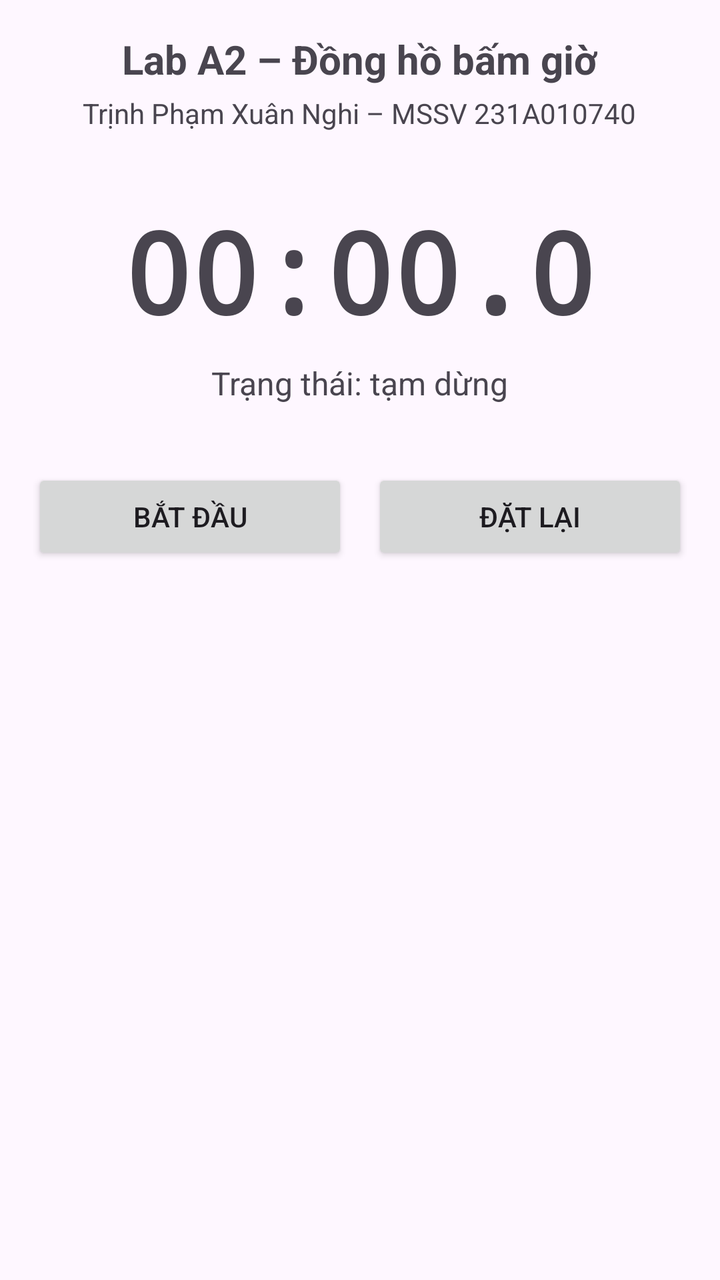
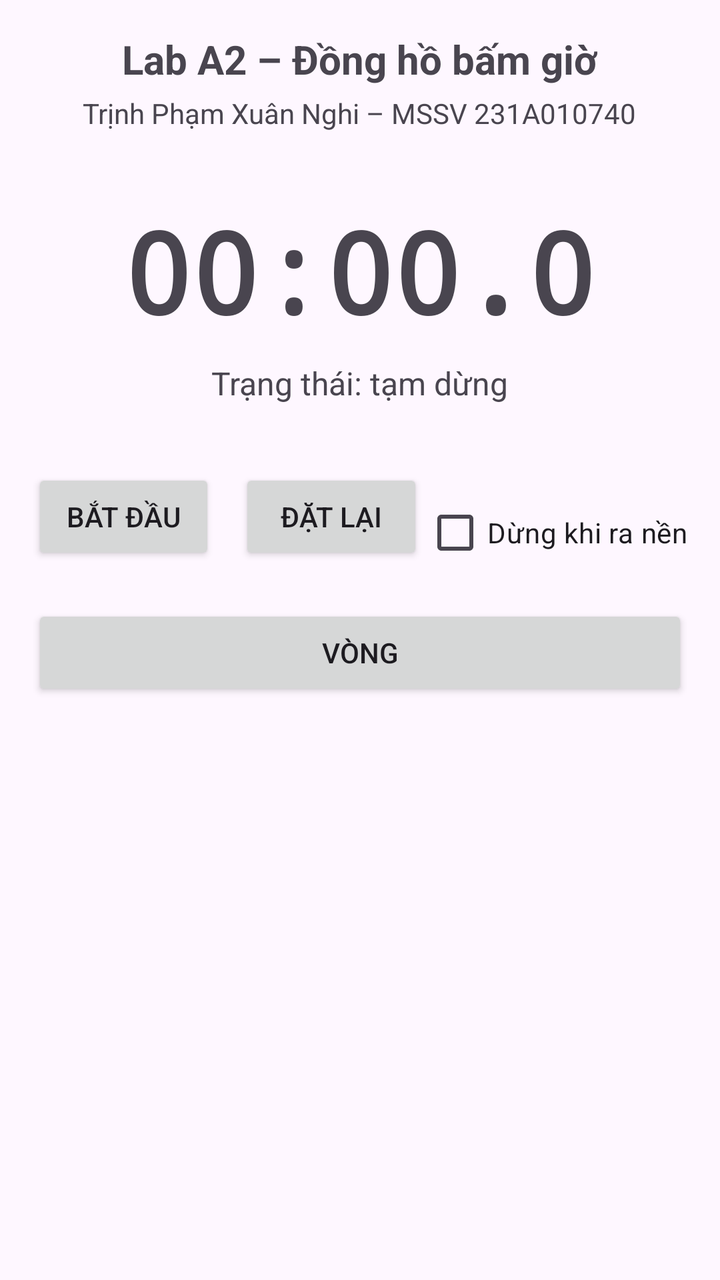

Screens rendered from an Android XML layout before and after an edit, with the pre-edit source and the edit as a unified diff.
<!-- AndroidManifest.xml: application theme Theme.A2_231a010740 -->
<!-- res/layout/activity_main.xml -->
<?xml version="1.0" encoding="utf-8"?>
<LinearLayout xmlns:android="http://schemas.android.com/apk/res/android"
    android:id="@+id/main"
    android:layout_width="match_parent"
    android:layout_height="match_parent"
    android:gravity="center_horizontal"
    android:orientation="vertical"
    android:padding="16dp">

    <TextView
        android:layout_width="wrap_content"
        android:layout_height="wrap_content"
        android:text="@string/title"
        android:textSize="20sp"
        android:textStyle="bold" />

    <TextView
        android:layout_width="wrap_content"
        android:layout_height="wrap_content"
        android:layout_marginTop="4dp"
        android:text="@string/student" />

    <TextView
        android:id="@+id/tvTime"
        android:layout_width="wrap_content"
        android:layout_height="wrap_content"
        android:layout_marginTop="32dp"
        android:fontFamily="monospace"
        android:text="@string/zero_time"
        android:textSize="56sp"
        android:textStyle="bold" />

    <TextView
        android:id="@+id/tvStatus"
        android:layout_width="wrap_content"
        android:layout_height="wrap_content"
        android:layout_marginTop="8dp"
        android:text="@string/status_paused"
        android:textSize="16sp" />

    <LinearLayout
        android:layout_width="match_parent"
        android:layout_height="wrap_content"
        android:layout_marginTop="32dp"
        android:orientation="horizontal">

        <Button
            android:id="@+id/btnStartPause"
            android:layout_width="0dp"
            android:layout_height="wrap_content"
            android:layout_weight="1"
            android:text="@string/start" />

        <Button
            android:id="@+id/btnReset"
            android:layout_width="0dp"
            android:layout_height="wrap_content"
            android:layout_marginStart="12dp"
            android:layout_weight="1"
            android:text="@string/reset" />

    </LinearLayout>

    <TextView
        android:id="@+id/tvRecreate"
        android:layout_width="wrap_content"
        android:layout_height="wrap_content"
        android:layout_marginTop="24dp"
        android:textSize="14sp" />

</LinearLayout>
<!-- resources referenced by this layout -->
<resources>
  <string name="reset">Đặt lại</string>
  <string name="start">Bắt đầu</string>
  <string name="status_paused">Trạng thái: tạm dừng</string>
  <string name="student">Trịnh Phạm Xuân Nghi – MSSV 231A010740</string>
  <string name="title">Lab A2 – Đồng hồ bấm giờ</string>
  <string name="zero_time">00:00.0</string>
  <style name="Theme.A2_231a010740" parent="Base.Theme.A2_231a010740" />
  <style name="Base.Theme.A2_231a010740" parent="Theme.Material3.DayNight.NoActionBar">
          
          
      </style>
</resources>

<!-- the commit's change to res/layout/activity_main.xml (unified diff, before → after) -->
@@ -1,71 +1,101 @@
 <?xml version="1.0" encoding="utf-8"?>
-<LinearLayout xmlns:android="http://schemas.android.com/apk/res/android"
-    android:id="@+id/main"
+<ScrollView xmlns:android="http://schemas.android.com/apk/res/android"
     android:layout_width="match_parent"
     android:layout_height="match_parent"
-    android:gravity="center_horizontal"
-    android:orientation="vertical"
-    android:padding="16dp">
-
-    <TextView
-        android:layout_width="wrap_content"
-        android:layout_height="wrap_content"
-        android:text="@string/title"
-        android:textSize="20sp"
-        android:textStyle="bold" />
-
-    <TextView
-        android:layout_width="wrap_content"
-        android:layout_height="wrap_content"
-        android:layout_marginTop="4dp"
-        android:text="@string/student" />
-
-    <TextView
-        android:id="@+id/tvTime"
-        android:layout_width="wrap_content"
-        android:layout_height="wrap_content"
-        android:layout_marginTop="32dp"
-        android:fontFamily="monospace"
-        android:text="@string/zero_time"
-        android:textSize="56sp"
-        android:textStyle="bold" />
-
-    <TextView
-        android:id="@+id/tvStatus"
-        android:layout_width="wrap_content"
-        android:layout_height="wrap_content"
-        android:layout_marginTop="8dp"
-        android:text="@string/status_paused"
-        android:textSize="16sp" />
+    android:fillViewport="true">
 
     <LinearLayout
+        android:id="@+id/main"
         android:layout_width="match_parent"
         android:layout_height="wrap_content"
-        android:layout_marginTop="32dp"
-        android:orientation="horizontal">
+        android:gravity="center_horizontal"
+        android:orientation="vertical"
+        android:padding="16dp">
 
+        <TextView
+            android:layout_width="wrap_content"
+            android:layout_height="wrap_content"
+            android:text="@string/title"
+            android:textSize="20sp"
+            android:textStyle="bold" />
+
+        <TextView
+            android:layout_width="wrap_content"
+            android:layout_height="wrap_content"
+            android:layout_marginTop="4dp"
+            android:text="@string/student" />
+
+        <TextView
+            android:id="@+id/tvTime"
+            android:layout_width="wrap_content"
+            android:layout_height="wrap_content"
+            android:layout_marginTop="32dp"
+            android:fontFamily="monospace"
+            android:text="@string/zero_time"
+            android:textSize="56sp"
+            android:textStyle="bold" />
+
+        <TextView
+            android:id="@+id/tvStatus"
+            android:layout_width="wrap_content"
+            android:layout_height="wrap_content"
+            android:layout_marginTop="8dp"
+            android:text="@string/status_paused"
+            android:textSize="16sp" />
+
+        <LinearLayout
+            android:layout_width="match_parent"
+            android:layout_height="wrap_content"
+            android:layout_marginTop="32dp"
+            android:orientation="horizontal">
+
+            <Button
+                android:id="@+id/btnStartPause"
+                android:layout_width="0dp"
+                android:layout_height="wrap_content"
+                android:layout_weight="1"
+                android:text="@string/start" />
+
+            <Button
+                android:id="@+id/btnReset"
+                android:layout_width="0dp"
+                android:layout_height="wrap_content"
+                android:layout_marginStart="12dp"
+                android:layout_weight="1"
+                android:text="@string/reset" />
+            
+            <CheckBox
+                android:id="@+id/cbStopBackground"
+                android:layout_width="wrap_content"
+                android:layout_height="wrap_content"
+                android:layout_marginTop="8dp"
+                android:text="@string/stop_background" />
+
+        </LinearLayout>
+
+        
         <Button
-            android:id="@+id/btnStartPause"
-            android:layout_width="0dp"
+            android:id="@+id/btnLap"
+            android:layout_width="match_parent"
             android:layout_height="wrap_content"
-            android:layout_weight="1"
-            android:text="@string/start" />
+            android:layout_marginTop="12dp"
+            android:text="@string/lap" />
 
-        <Button
-            android:id="@+id/btnReset"
-            android:layout_width="0dp"
+        
+        <TextView
+            android:id="@+id/tvLaps"
+            android:layout_width="match_parent"
             android:layout_height="wrap_content"
-            android:layout_marginStart="12dp"
-            android:layout_weight="1"
-            android:text="@string/reset" />
+            android:layout_marginTop="12dp"
+            android:textSize="16sp" />
+
+        <TextView
+            android:id="@+id/tvRecreate"
+            android:layout_width="wrap_content"
+            android:layout_height="wrap_content"
+            android:layout_marginTop="24dp"
+            android:textSize="14sp" />
 
     </LinearLayout>
 
-    <TextView
-        android:id="@+id/tvRecreate"
-        android:layout_width="wrap_content"
-        android:layout_height="wrap_content"
-        android:layout_marginTop="24dp"
-        android:textSize="14sp" />
-
-</LinearLayout>
+</ScrollView>
<!-- resource entries referenced after the edit -->
@@ -1,8 +1,10 @@
 <!-- resources referenced by this layout -->
 <resources>
+  <string name="lap">Vòng</string>
   <string name="reset">Đặt lại</string>
   <string name="start">Bắt đầu</string>
   <string name="status_paused">Trạng thái: tạm dừng</string>
+  <string name="stop_background">Dừng khi ra nền</string>
   <string name="student">Trịnh Phạm Xuân Nghi – MSSV 231A010740</string>
   <string name="title">Lab A2 – Đồng hồ bấm giờ</string>
   <string name="zero_time">00:00.0</string>
